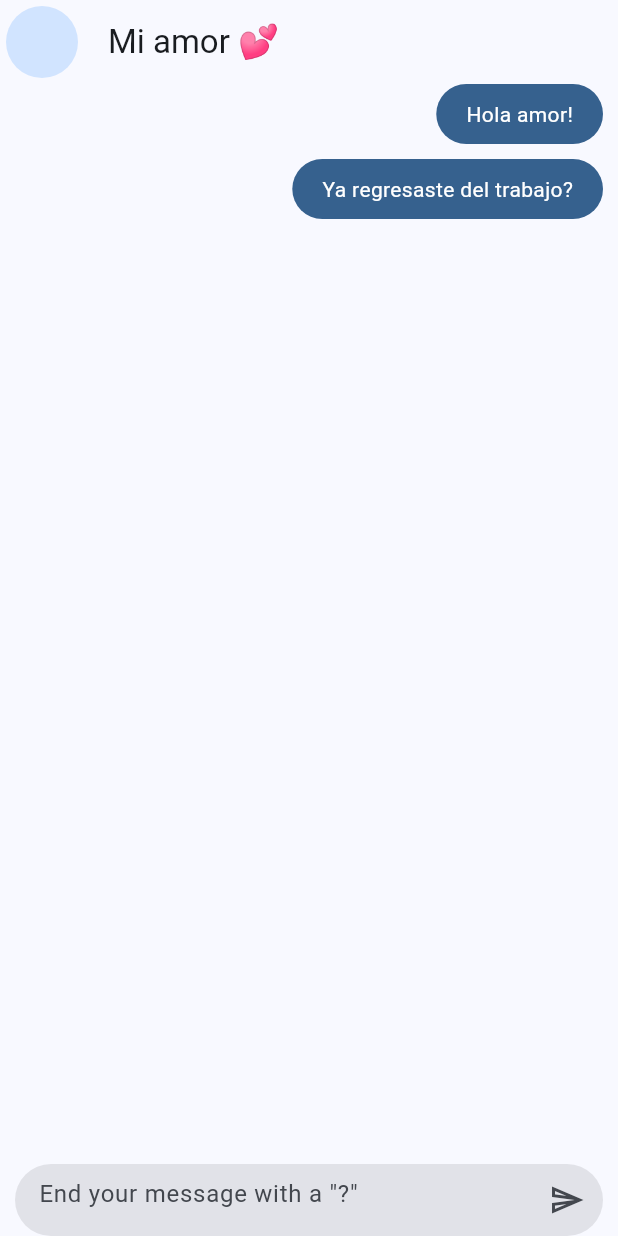
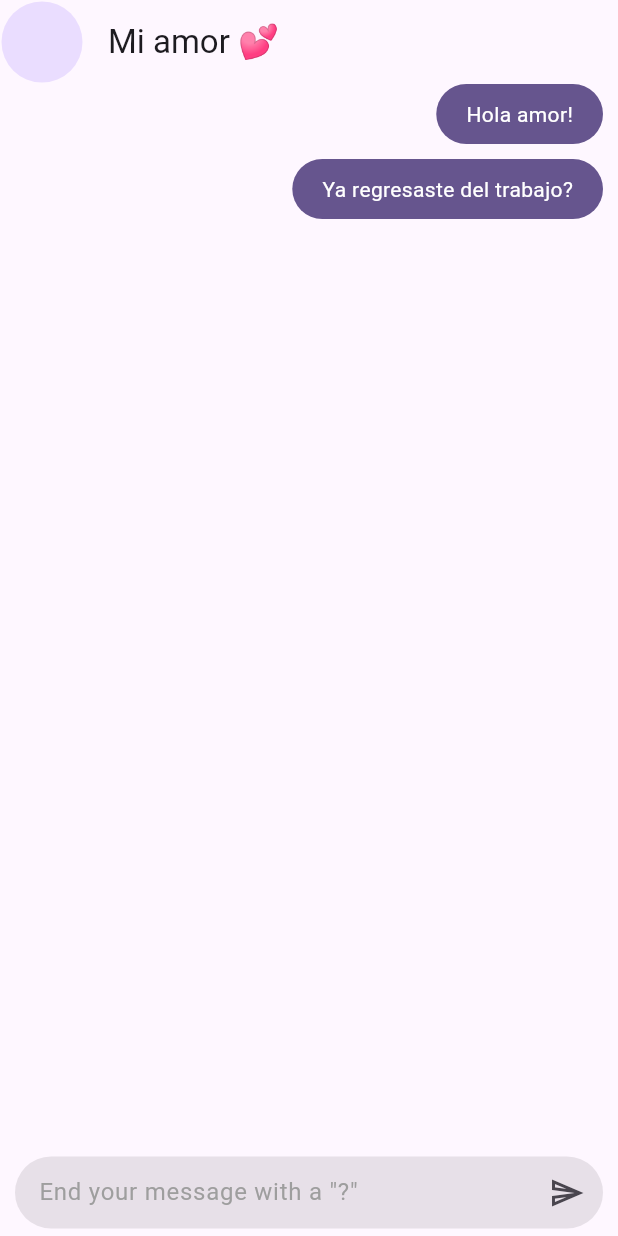
Before and after one commit to KeniaAinek/flutter, a Flutter app: the screen it shows after launch, on a phone screen of 412 x 824 dp. Run offline on Flutter 3.47's test engine with Material 3 defaults, Android fonts, the light colour scheme and no system bars; our stand-ins replace dio.

Commit message:
yes_no_app_done

```diff
--- a/yes_no_app/lib/config/helpers/get_yes_no_answer.dart
+++ b/yes_no_app/lib/config/helpers/get_yes_no_answer.dart
@@ -12,10 +12,6 @@ class GetYesNoAnswer {
 
     final yesNoModel = YesNoModel.fromJsonMap(response.data);
 
-    return Message(
-      text: yesNoModel.answer,
-      fromWho: FromWho.bot,
-      imageUrl: yesNoModel.image
-      );
+    return yesNoModel.toMessageEntity();
   }
 }
--- a/yes_no_app/lib/config/theme/app_theme.dart
+++ b/yes_no_app/lib/config/theme/app_theme.dart
@@ -1,14 +1,14 @@
 import 'package:flutter/material.dart';
 
-const Color _customColor = Color( 0xFF49149F );
+const Color _customColor = Color( 0xFF5E35B1 );
 
 const List<Color> _colorThemes = [
   _customColor,
   Colors.blue,
-  Colors.teal,
+  Colors.purpleAccent,
   Colors.green,
   Colors.yellow,
-  Colors.orange,
+  Colors.red,
   Colors.pink,
   Colors.indigoAccent,
 ];
--- a/yes_no_app/lib/main.dart
+++ b/yes_no_app/lib/main.dart
@@ -19,7 +19,7 @@ class MyApp extends StatelessWidget {
       child: MaterialApp(
         title: 'Yes No App',
         debugShowCheckedModeBanner: false,
-        theme: AppTheme( selectedColor: 1).theme(),
+        theme: AppTheme( selectedColor: 0).theme(),
         home: const ChatScreen()
       ),
     );
--- a/yes_no_app/lib/presentation/screens/chat/chat_screen.dart
+++ b/yes_no_app/lib/presentation/screens/chat/chat_screen.dart
@@ -14,7 +14,7 @@ class ChatScreen extends StatelessWidget {
     return Scaffold(
       appBar: AppBar(
         leading: Padding(
-          padding: const EdgeInsets.all(4.0),
+          padding: const EdgeInsets.all(1),
           child: CircleAvatar(
             // backgroundImage: NetworkImage(url),
           ),
@@ -46,9 +46,10 @@ class _ChatView extends StatelessWidget {
               itemBuilder: (context, index) {
                 final message = chatProvider.messageList[index];
                 return (message.fromWho == FromWho.bot)
-                  ? OtherMessageBubble()
+                  ? OtherMessageBubble( message: message)
                   : MyMessageBubble( message: message);
              })),
+
 
 
              //caja de texto de mensajes
@@ -58,7 +59,7 @@ class _ChatView extends StatelessWidget {
                 },
              ),
 
-
+          SizedBox( height: 5 )
           ],
         ),
       ),
--- a/yes_no_app/lib/presentation/widgets/chat/shared/message_field_box.dart
+++ b/yes_no_app/lib/presentation/widgets/chat/shared/message_field_box.dart
@@ -23,6 +23,7 @@ class MessageFieldBox extends StatelessWidget {
 
     final inputDecoration = InputDecoration(
         hintText: 'End your message with a "?"',
+        hintStyle: const TextStyle(color: Colors.grey),
         enabledBorder: outlineInputBorder,
         focusedBorder:outlineInputBorder,
         filled: true,
@@ -42,6 +43,7 @@ class MessageFieldBox extends StatelessWidget {
       },
       focusNode: focusNode,
       controller: textController,
+      textAlignVertical: TextAlignVertical.center,
       decoration: inputDecoration,
       onFieldSubmitted: (value){
         textController.clear();
```
Also changed, not shown: yes_no_app/lib/infrastructure/models/yes_no_model.dart (+25 -10 lines), yes_no_app/lib/presentation/widgets/chat/other_message_bubble.dart (+19 -10 lines).
